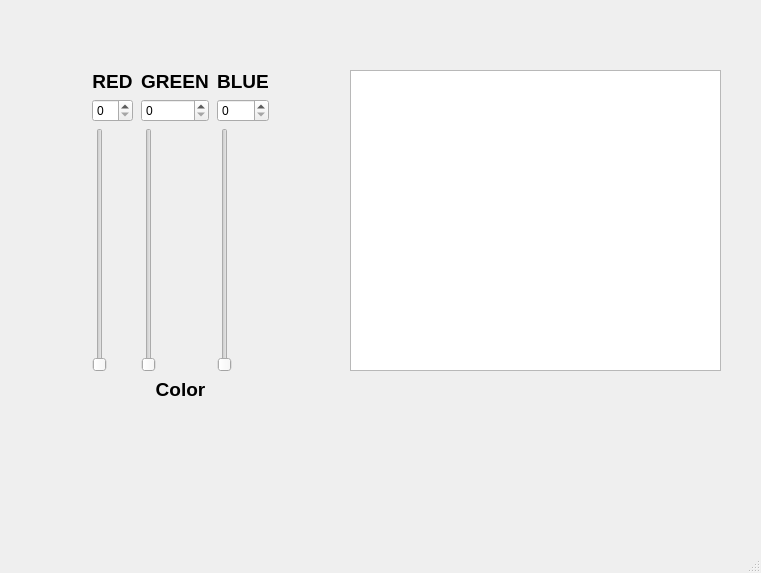
The window that TP_RGB/mainwindow.ui (FAU-CIEL/TP_RGB) describes before a commit, drawn with Qt 5.
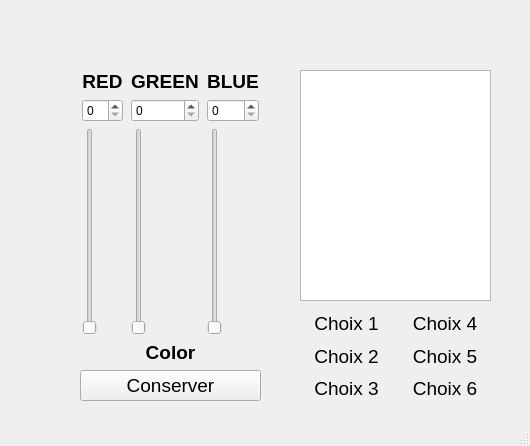
The same window after the commit.

Commit message: Fonctionnalité 2

Diff of the .ui file:
```diff
--- a/TP_RGB/mainwindow.ui
+++ b/TP_RGB/mainwindow.ui
@@ -6,8 +6,8 @@
    <rect>
     <x>0</x>
     <y>0</y>
-    <width>761</width>
-    <height>573</height>
+    <width>530</width>
+    <height>446</height>
    </rect>
   </property>
   <property name="windowTitle">
@@ -17,7 +17,7 @@
    <widget class="QWidget" name="verticalLayoutWidget_4">
     <property name="geometry">
      <rect>
-      <x>90</x>
+      <x>80</x>
       <y>70</y>
       <width>181</width>
       <height>331</height>
@@ -188,18 +188,150 @@
        </item>
       </layout>
      </item>
+     <item>
+      <widget class="QPushButton" name="pushButton_Conserver">
+       <property name="font">
+        <font>
+         <pointsize>14</pointsize>
+        </font>
+       </property>
+       <property name="text">
+        <string>Conserver</string>
+       </property>
+      </widget>
+     </item>
     </layout>
    </widget>
    <widget class="QListView" name="listView_color">
     <property name="geometry">
      <rect>
-      <x>350</x>
+      <x>300</x>
       <y>70</y>
-      <width>371</width>
-      <height>301</height>
+      <width>191</width>
+      <height>231</height>
      </rect>
     </property>
    </widget>
+   <widget class="QWidget" name="gridLayoutWidget">
+    <property name="geometry">
+     <rect>
+      <x>300</x>
+      <y>310</y>
+      <width>191</width>
+      <height>92</height>
+     </rect>
+    </property>
+    <layout class="QGridLayout" name="gridLayout">
+     <item row="0" column="1">
+      <widget class="QLabel" name="label_Choix4">
+       <property name="font">
+        <font>
+         <pointsize>14</pointsize>
+        </font>
+       </property>
+       <property name="layoutDirection">
+        <enum>Qt::LayoutDirection::LeftToRight</enum>
+       </property>
+       <property name="text">
+        <string>Choix 4</string>
+       </property>
+       <property name="alignment">
+        <set>Qt::AlignmentFlag::AlignCenter</set>
+       </property>
+      </widget>
+     </item>
+     <item row="1" column="0">
+      <widget class="QLabel" name="label_Choix2">
+       <property name="font">
+        <font>
+         <pointsize>14</pointsize>
+        </font>
+       </property>
+       <property name="layoutDirection">
+        <enum>Qt::LayoutDirection::LeftToRight</enum>
+       </property>
+       <property name="text">
+        <string>Choix 2</string>
+       </property>
+       <property name="alignment">
+        <set>Qt::AlignmentFlag::AlignCenter</set>
+       </property>
+      </widget>
+     </item>
+     <item row="1" column="1">
+      <widget class="QLabel" name="label_Choix5">
+       <property name="font">
+        <font>
+         <pointsize>14</pointsize>
+        </font>
+       </property>
+       <property name="layoutDirection">
+        <enum>Qt::LayoutDirection::LeftToRight</enum>
+       </property>
+       <property name="text">
+        <string>Choix 5</string>
+       </property>
+       <property name="alignment">
+        <set>Qt::AlignmentFlag::AlignCenter</set>
+       </property>
+      </widget>
+     </item>
+     <item row="0" column="0">
+      <widget class="QLabel" name="label_Choix1">
+       <property name="font">
+        <font>
+         <pointsize>14</pointsize>
+        </font>
+       </property>
+       <property name="layoutDirection">
+        <enum>Qt::LayoutDirection::LeftToRight</enum>
+       </property>
+       <property name="text">
+        <string>Choix 1</string>
+       </property>
+       <property name="alignment">
+        <set>Qt::AlignmentFlag::AlignCenter</set>
+       </property>
+      </widget>
+     </item>
+     <item row="2" column="0">
+      <widget class="QLabel" name="label_Choix3">
+       <property name="font">
+        <font>
+         <pointsize>14</pointsize>
+        </font>
+       </property>
+       <property name="layoutDirection">
+        <enum>Qt::LayoutDirection::LeftToRight</enum>
+       </property>
+       <property name="text">
+        <string>Choix 3</string>
+       </property>
+       <property name="alignment">
+        <set>Qt::AlignmentFlag::AlignCenter</set>
+       </property>
+      </widget>
+     </item>
+     <item row="2" column="1">
+      <widget class="QLabel" name="label_Choix6">
+       <property name="font">
+        <font>
+         <pointsize>14</pointsize>
+        </font>
+       </property>
+       <property name="layoutDirection">
+        <enum>Qt::LayoutDirection::LeftToRight</enum>
+       </property>
+       <property name="text">
+        <string>Choix 6</string>
+       </property>
+       <property name="alignment">
+        <set>Qt::AlignmentFlag::AlignCenter</set>
+       </property>
+      </widget>
+     </item>
+    </layout>
+   </widget>
   </widget>
   <widget class="QStatusBar" name="statusbar"/>
  </widget>
```
The commit also changes 2 other files.
